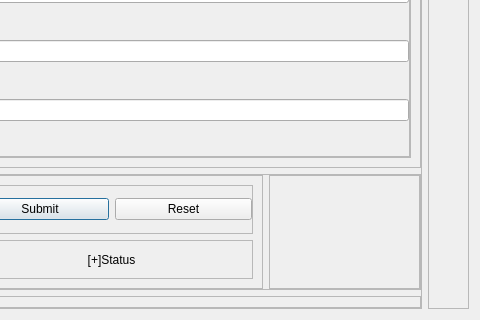
Above: add_item.ui from laurenesco/ToolBuddy-Inventory-Management-System before the change; both pictures show x 257 to 737 and y 210 to 530 of the 737 by 530 pixel window. Below: the same form after it.
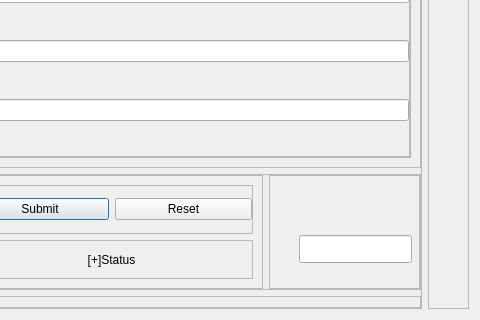
That is the form after the change.

Patch:
```diff
--- a/add_item.ui
+++ b/add_item.ui
@@ -303,6 +303,16 @@
            <property name="frameShadow">
             <enum>QFrame::Raised</enum>
            </property>
+           <widget class="QLineEdit" name="testIdBox">
+            <property name="geometry">
+             <rect>
+              <x>30</x>
+              <y>60</y>
+              <width>113</width>
+              <height>28</height>
+             </rect>
+            </property>
+           </widget>
           </widget>
          </item>
         </layout>
```
